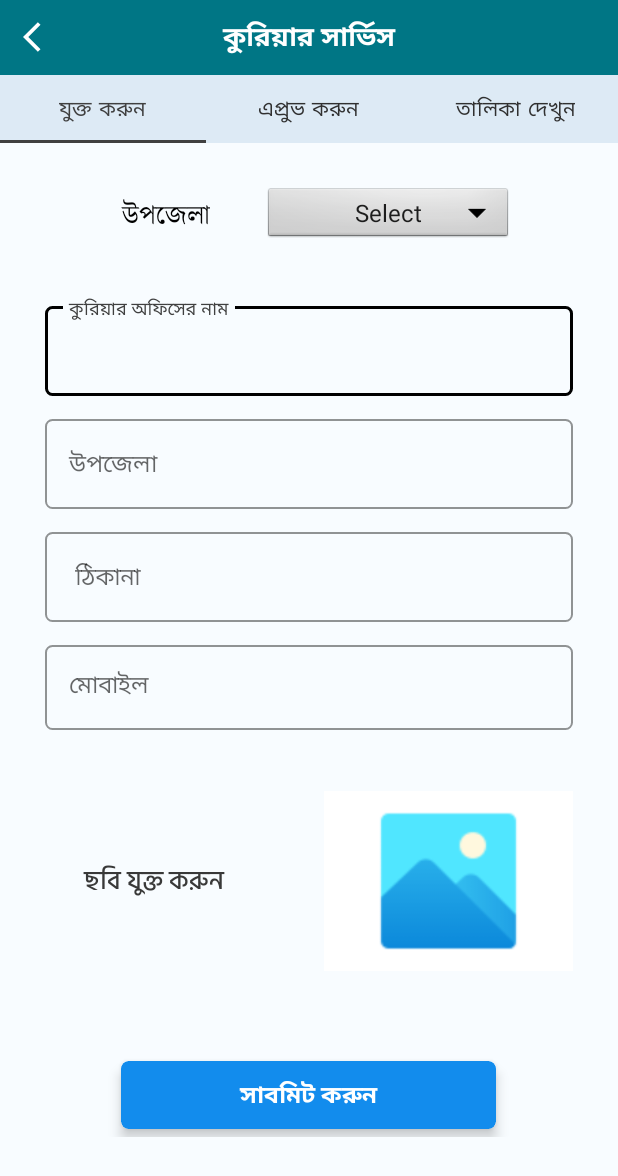
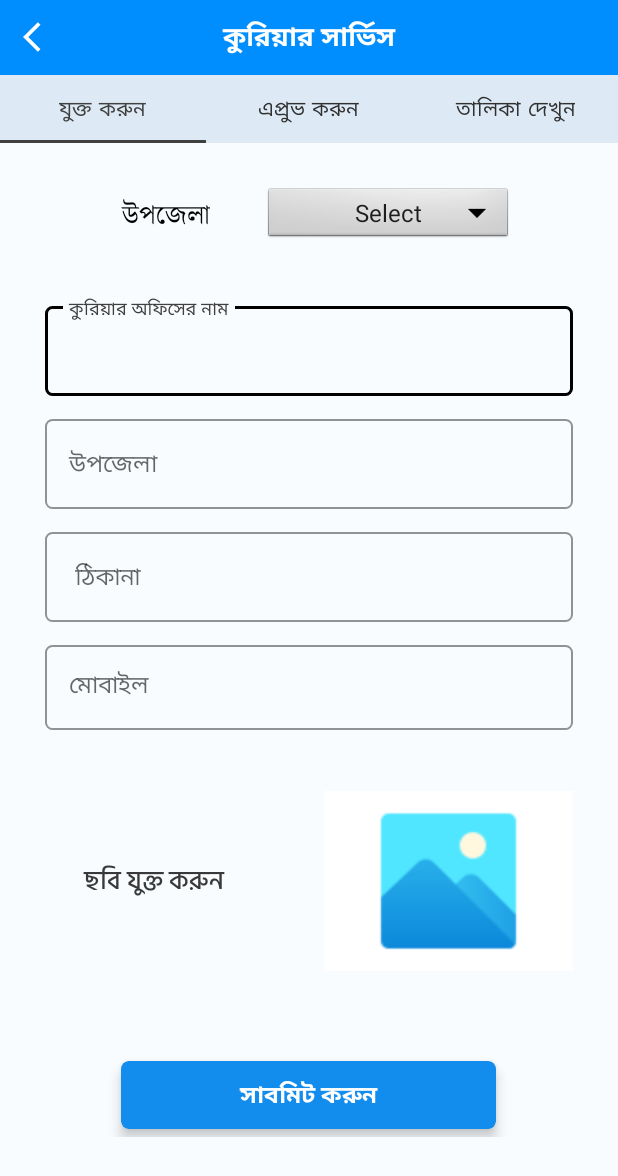
Before and after one commit to tamimahmed501/Smart_Bhola_Admin_App, an Android app: the curier screen opened directly, with no data from a screen before it, on a phone screen of 412 x 824 dp. Shown: the top 1176 px of the screen. Run offline under Robolectric (Android 15) with nearby library versions, the phone set to English and light mode, and no system bars; our stand-ins replace Picasso, Volley; network calls fail; pictures from the network do not load.

Commit message:
First Admin App 2

```diff
--- a/app/src/main/java/com/tamim/smartbholaadmin/FirstFragment.java
+++ b/app/src/main/java/com/tamim/smartbholaadmin/FirstFragment.java
@@ -24,6 +24,7 @@ public class FirstFragment extends Fragment {
         binding = FragmentFirstBinding.inflate(inflater, container, false);
         return binding.getRoot();
 
+
     }
 
     public void onViewCreated(@NonNull View view, Bundle savedInstanceState) {
--- a/app/src/main/res/layout/activity_curier.xml
+++ b/app/src/main/res/layout/activity_curier.xml
@@ -18,7 +18,7 @@
 
         <RelativeLayout
             android:layout_width="match_parent"
-            android:background="@color/topbar"
+            android:background="#008EFF"
             android:layout_height="50dp">
 
 
```
